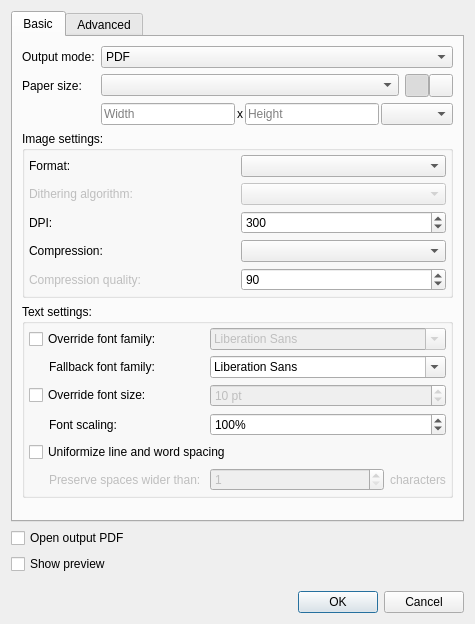
Qt form qt/data/PdfExportDialog.ui (manisandro/gImageReader) before a commit.
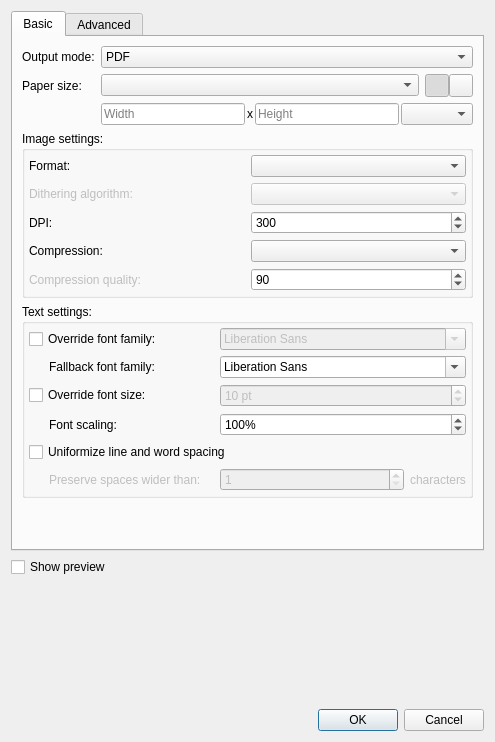
The same form after that commit. Icons and pictures are not drawn.

Commit message: [Qt] Remove checkbox from PDF export dialog

The edit to the form file:
```diff
--- a/qt/data/PdfExportDialog.ui
+++ b/qt/data/PdfExportDialog.ui
@@ -6,8 +6,8 @@
    <rect>
     <x>0</x>
     <y>0</y>
-    <width>475</width>
-    <height>624</height>
+    <width>495</width>
+    <height>742</height>
    </rect>
   </property>
   <property name="windowTitle">
@@ -17,14 +17,7 @@
    <property name="horizontalSpacing">
     <number>2</number>
    </property>
-   <item row="2" column="0">
-    <widget class="QCheckBox" name="checkBoxOpenOutputPdf">
-     <property name="text">
-      <string>Open output PDF</string>
-     </property>
-    </widget>
-   </item>
-   <item row="4" column="0" colspan="2">
+   <item row="3" column="0" colspan="2">
     <spacer name="verticalSpacer">
      <property name="orientation">
       <enum>Qt::Vertical</enum>
@@ -37,7 +30,7 @@
      </property>
     </spacer>
    </item>
-   <item row="5" column="0" colspan="2">
+   <item row="4" column="0" colspan="2">
     <widget class="QDialogButtonBox" name="buttonBox">
      <property name="orientation">
       <enum>Qt::Horizontal</enum>
@@ -47,7 +40,7 @@
      </property>
     </widget>
    </item>
-   <item row="3" column="0">
+   <item row="2" column="0">
     <widget class="QCheckBox" name="checkBoxPreview">
      <property name="text">
       <string>Show preview</string>
```
